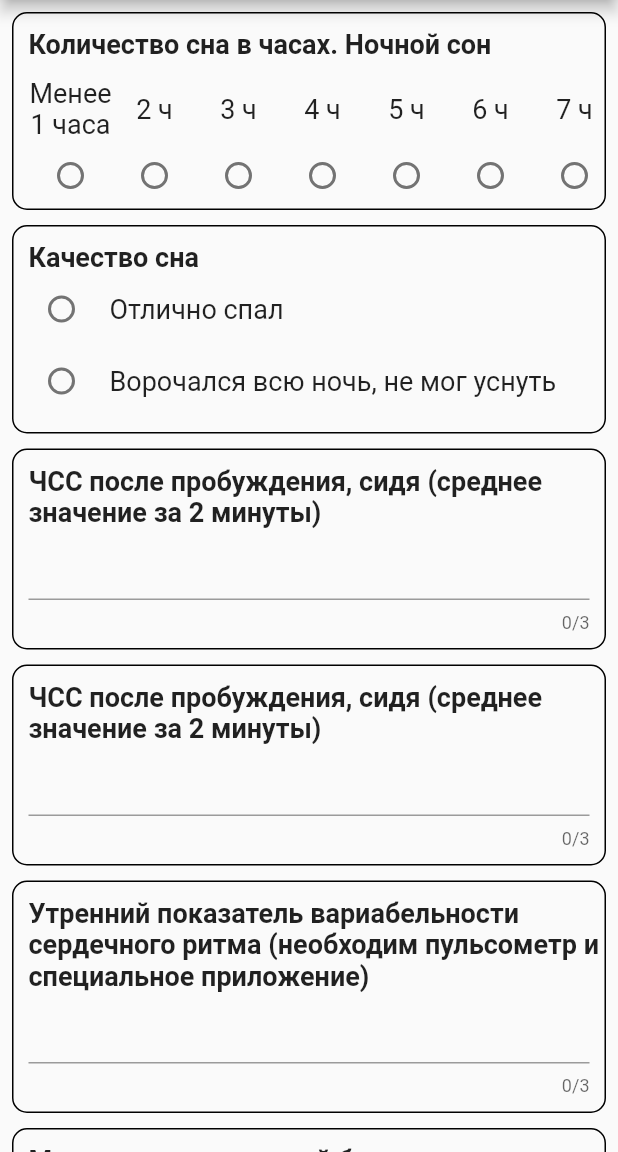
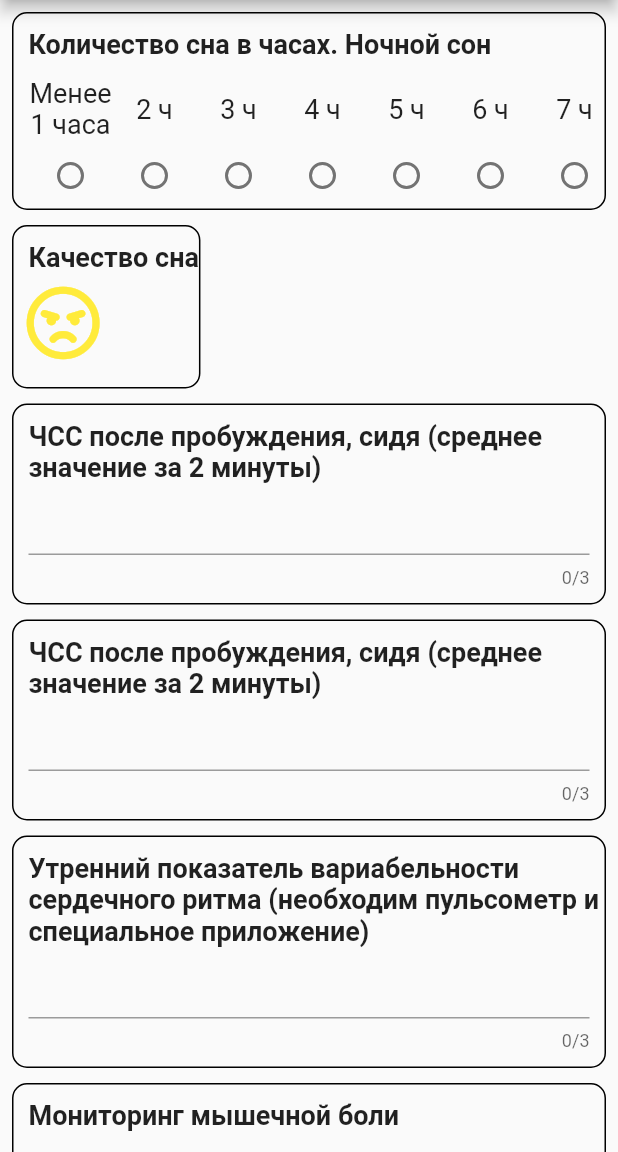
Before and after one commit to Fhjull/WeLoveCanoeSlalomApp, a Flutter app: the MorningTest screen opened directly, on a phone screen of 412 x 824 dp, the part 84-1236 px from its top. Run offline on Flutter 3.47's test engine with Material 2 defaults, Android fonts, the phone set to English and light mode, and no system bars; our stand-ins replace font_awesome_flutter; missing offline and left inert: float_column.

Commit message:
changes in readme and morning test

```diff
--- a/lib/morning_test.dart
+++ b/lib/morning_test.dart
@@ -1,6 +1,7 @@
 import 'package:flutter/cupertino.dart';
 import 'package:flutter/material.dart';
 import 'package:flutter/services.dart';
+import 'package:font_awesome_flutter/font_awesome_flutter.dart';
 
 int? nightSleepHours;
 /*
@@ -425,40 +426,52 @@ class _SleepQualityState extends State<SleepQuality> {
               ),
             ),
           ),
-          Row(
-            children: [
-              Radio<String>(
-                value: 'good',
-                groupValue: qualityOfSleep,
-                visualDensity: const VisualDensity(horizontal: 4, vertical: 0),
-                onChanged: (value) {
-                  setState(() {
-                    qualityOfSleep = value;
-                  });
-                },
-              ),
-              const Flexible(
-                child: Text('Отлично спал'),
-              ),
-            ],
+          IconButton(
+            iconSize: 50,
+            color: Colors.yellow,
+            onPressed: () {
+              setState(() {});
+            },
+            icon: FaIcon(
+              FontAwesomeIcons.angry,
+              // size: 50,
+              // color: Colors.yellow,
+            ),
           ),
-          Row(
-            children: [
-              Radio<String>(
-                value: 'bad',
-                groupValue: qualityOfSleep,
-                visualDensity: const VisualDensity(horizontal: 4, vertical: 0),
-                onChanged: (value) {
-                  setState(() {
-                    qualityOfSleep = value;
-                  });
-                },
-              ),
-              const Flexible(
-                child: Text('Ворочался всю ночь, не мог уснуть'),
-              ),
-            ],
-          ),
+          // Row(
+          //   children: [
+          //     Radio<String>(
+          //       value: 'good',
+          //       groupValue: qualityOfSleep,
+          //       visualDensity: const VisualDensity(horizontal: 4, vertical: 0),
+          //       onChanged: (value) {
+          //         setState(() {
+          //           qualityOfSleep = value;
+          //         });
+          //       },
+          //     ),
+          //     const Flexible(
+          //       child: Text('Отлично спал'),
+          //     ),
+          //   ],
+          // ),
+          // Row(
+          //   children: [
+          //     Radio<String>(
+          //       value: 'bad',
+          //       groupValue: qualityOfSleep,
+          //       visualDensity: const VisualDensity(horizontal: 4, vertical: 0),
+          //       onChanged: (value) {
+          //         setState(() {
+          //           qualityOfSleep = value;
+          //         });
+          //       },
+          //     ),
+          //     const Flexible(
+          //       child: Text('Ворочался всю ночь, не мог уснуть'),
+          //     ),
+          //   ],
+          // ),
         ],
       ),
     );
--- a/pubspec.yaml
+++ b/pubspec.yaml
@@ -35,6 +35,8 @@ dependencies:
   # Use with the CupertinoIcons class for iOS style icons.
   cupertino_icons: ^1.0.2
   float_column: ^1.1.1
+  emojis: ^0.9.3
+  font_awesome_flutter: ^9.2.0
 
 dev_dependencies:
   flutter_test:
```
Also changed, not shown: pubspec.lock, 1 other file.
